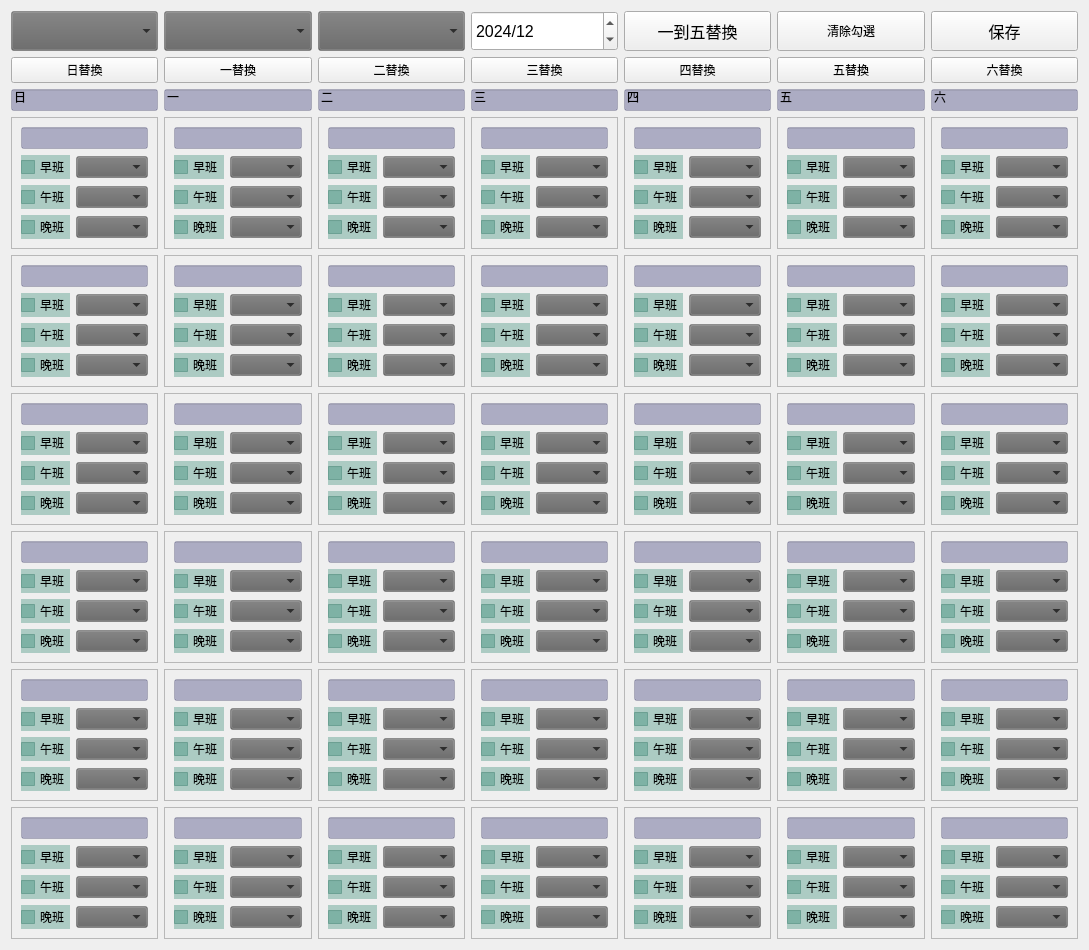
The window that public_driver_arrange.ui (kulianpa7/-) describes before a commit, drawn with Qt 5.
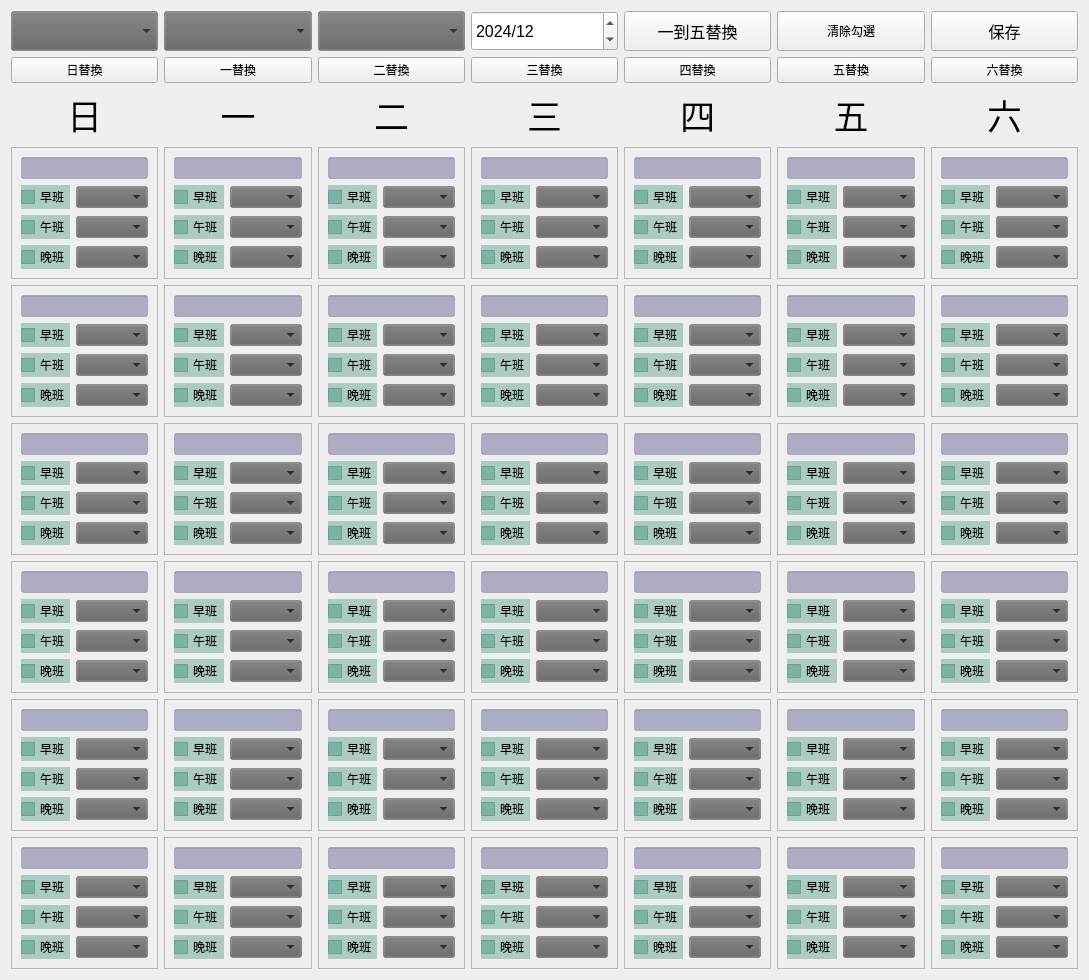
The same window after the commit.

```diff
--- a/public_driver_arrange.ui
+++ b/public_driver_arrange.ui
@@ -228,52 +228,108 @@
      <item>
       <layout class="QHBoxLayout" name="horizontalLayout_5">
        <item>
-        <widget class="QLineEdit" name="lineEdit_7">
+        <widget class="QLabel" name="label_2">
+         <property name="font">
+          <font>
+           <pointsize>26</pointsize>
+          </font>
+         </property>
          <property name="text">
           <string>日</string>
          </property>
+         <property name="alignment">
+          <set>Qt::AlignmentFlag::AlignCenter</set>
+         </property>
         </widget>
        </item>
        <item>
-        <widget class="QLineEdit" name="lineEdit_6">
+        <widget class="QLabel" name="label">
+         <property name="font">
+          <font>
+           <pointsize>26</pointsize>
+          </font>
+         </property>
          <property name="text">
           <string>一</string>
          </property>
+         <property name="alignment">
+          <set>Qt::AlignmentFlag::AlignCenter</set>
+         </property>
         </widget>
        </item>
        <item>
-        <widget class="QLineEdit" name="lineEdit_5">
+        <widget class="QLabel" name="label_3">
+         <property name="font">
+          <font>
+           <pointsize>26</pointsize>
+          </font>
+         </property>
          <property name="text">
           <string>二</string>
          </property>
+         <property name="alignment">
+          <set>Qt::AlignmentFlag::AlignCenter</set>
+         </property>
         </widget>
        </item>
        <item>
-        <widget class="QLineEdit" name="lineEdit_4">
+        <widget class="QLabel" name="label_4">
+         <property name="font">
+          <font>
+           <pointsize>26</pointsize>
+          </font>
+         </property>
          <property name="text">
           <string>三</string>
          </property>
+         <property name="alignment">
+          <set>Qt::AlignmentFlag::AlignCenter</set>
+         </property>
         </widget>
        </item>
        <item>
-        <widget class="QLineEdit" name="lineEdit_3">
+        <widget class="QLabel" name="label_5">
+         <property name="font">
+          <font>
+           <pointsize>26</pointsize>
+          </font>
+         </property>
          <property name="text">
           <string>四</string>
          </property>
+         <property name="alignment">
+          <set>Qt::AlignmentFlag::AlignCenter</set>
+         </property>
         </widget>
        </item>
        <item>
-        <widget class="QLineEdit" name="lineEdit_2">
+        <widget class="QLabel" name="label_6">
+         <property name="font">
+          <font>
+           <pointsize>26</pointsize>
+          </font>
+         </property>
          <property name="text">
           <string>五</string>
          </property>
+         <property name="alignment">
+          <set>Qt::AlignmentFlag::AlignCenter</set>
+         </property>
         </widget>
        </item>
        <item>
-        <widget class="QLineEdit" name="lineEdit">
+        <widget class="QLabel" name="label_7">
+         <property name="font">
+          <font>
+           <pointsize>26</pointsize>
+          </font>
+         </property>
          <property name="text">
           <string>六</string>
          </property>
+         <property name="alignment">
+          <set>Qt::AlignmentFlag::AlignCenter</set>
+         </property>
         </widget>
        </item>
       </layout>
```
